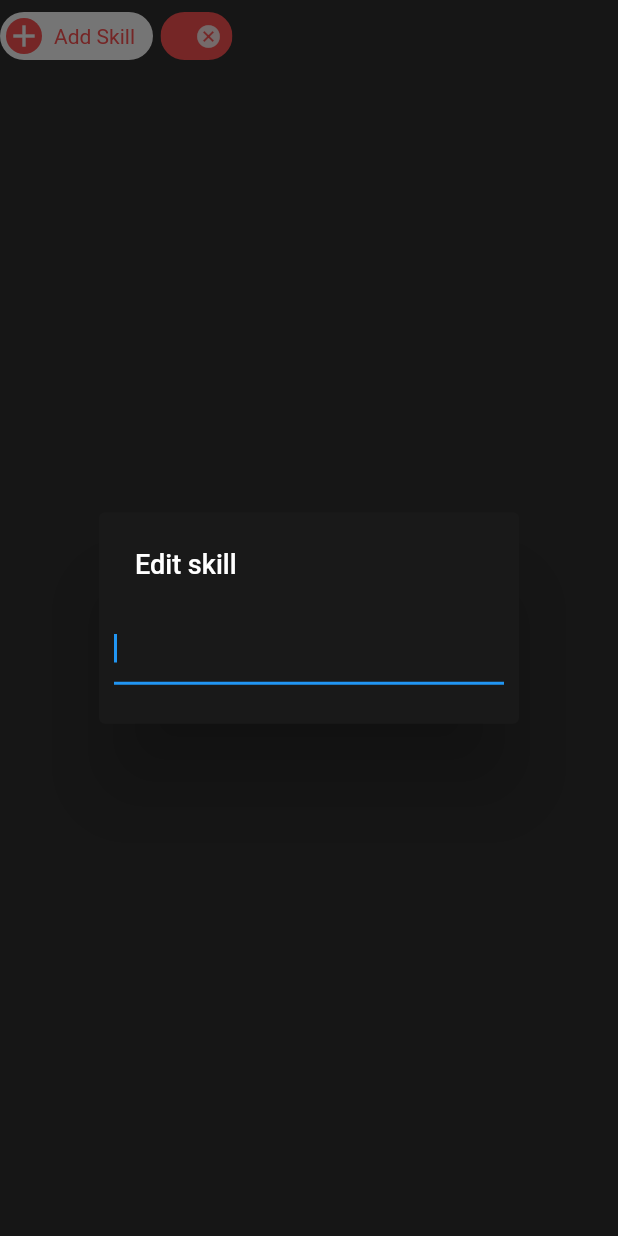
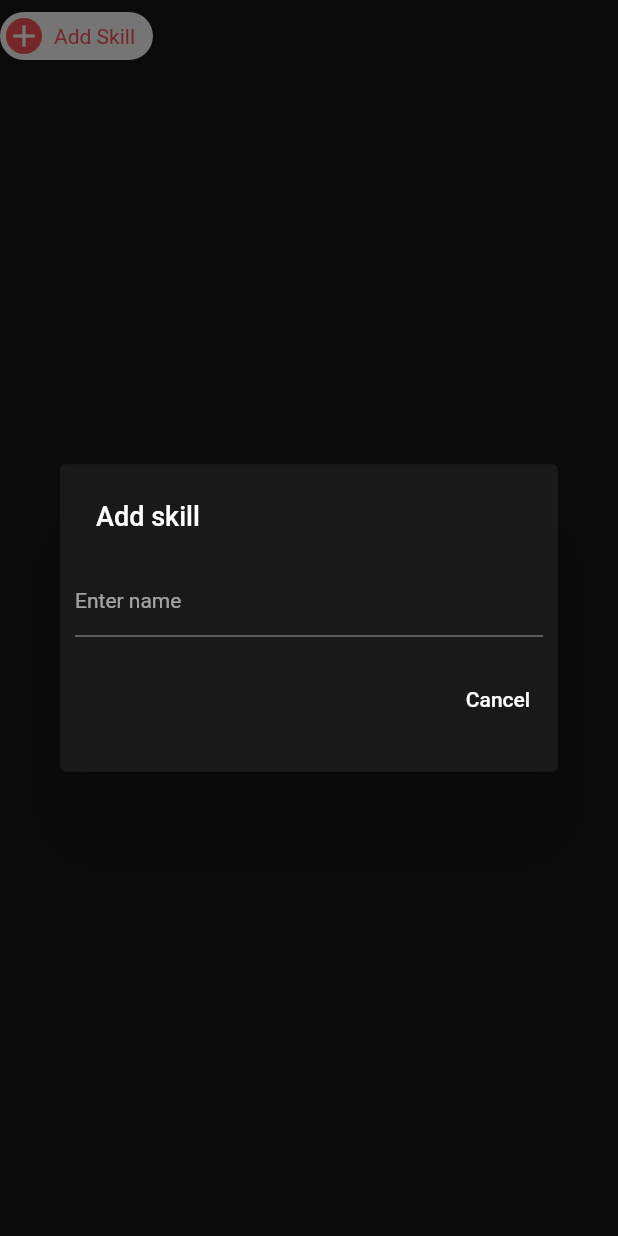
Before and after one commit to Kropie/work_journal, a Flutter app: the TagListWidget widget shown alone on an empty page, opened directly with empty values, after a tap on "Add Skill", on a phone screen of 412 x 824 dp. Run offline on Flutter 3.47's test engine with Material 2 defaults, Android fonts, the phone set to English and light mode, and no system bars; Roboto replaces fonts that are missing (Georgia); project files that could hold a hidden picture were left out.

Commit message:
* Added new widget for adding skills to work events that allows for existing skills to be selected. * Added beginnings of the drawer.

```diff
--- a/lib/main.dart
+++ b/lib/main.dart
@@ -16,6 +16,7 @@
           primaryColor: Colors.red,
           accentColor: Colors.redAccent,
           cardColor: Color.fromARGB(255, 25, 25, 25),
+          canvasColor: Color.fromARGB(255, 25, 25, 25),
           fontFamily: 'Georgia',
           floatingActionButtonTheme: FloatingActionButtonThemeData(
             foregroundColor: Colors.white,
--- /dev/null
+++ b/lib/models/object_wrapper.dart
@@ -0,0 +1,5 @@
+class ObjectWrapper<T> {
+  T value;
+
+  ObjectWrapper({this.value});
+}
--- a/lib/models/removable.dart
+++ /dev/null
@@ -1,9 +0,0 @@
-import 'package:work_journal/models/tag.dart';
-
-abstract class Removable {
-  void remove();
-}
-
-abstract class Tagged {
-  void remove(Tag tag);
-}
--- /dev/null
+++ b/lib/models/skill.dart
@@ -0,0 +1,106 @@
+import 'package:work_journal/models/work_event.dart';
+
+class Skill {
+  WorkEvent _parent;
+  String _name;
+  bool workingCopy = true;
+
+  Skill(this._parent, {String name}) : _name = name {
+    SkillsDB.instance.addSkill(this);
+  }
+
+  Skill.workingCopy(this._name) {
+    workingCopy = true;
+  }
+
+  String get name => _name;
+
+  set name(String name) {
+    if (!workingCopy && name != _name) {
+      String temp = _name;
+      _name = name;
+
+      SkillsDB.instance._evaluateName(this, temp, name);
+    } else {
+      this._name = name;
+    }
+  }
+
+  void remove() => this._parent.remove(this);
+
+  @override
+  bool operator ==(Object other) =>
+      identical(this, other) ||
+      other is Skill &&
+          runtimeType == other.runtimeType &&
+          _parent == other._parent &&
+          _name == other._name;
+
+  @override
+  int get hashCode => _parent.hashCode ^ _name.hashCode;
+}
+
+class SkillsDB {
+  static SkillsDB _instance;
+  final Map<String, List<Skill>> skillsMap = Map();
+
+  SkillsDB._internal();
+
+  static SkillsDB get instance {
+    if (_instance == null) {
+      _instance = SkillsDB._internal();
+    }
+
+    return _instance;
+  }
+
+  void _evaluateName(Skill skill, String newName, String oldName) {
+    if (skillsMap.containsKey(oldName)) {
+      List<Skill> skills = skillsMap[oldName];
+      if (skills != null) {
+        skills.remove(skill);
+
+        if (skills.isEmpty) {
+          skillsMap.remove(oldName);
+        }
+      }
+    }
+
+    skillsMap.putIfAbsent(newName, () => <Skill>[]);
+    skillsMap[newName].add(skill);
+  }
+
+  void addSkill(Skill skill) {
+    if (skillsMap[skill.name] == null) {
+      skillsMap[skill.name] = <Skill>[];
+    }
+
+    skillsMap[skill.name].add(skill);
+  }
+
+  void removeSkill(Skill skill) {
+    if (skillsMap.containsKey(skill.name)) {
+      skillsMap[skill.name].remove(skill);
+      if (skillsMap[skill.name].isEmpty) {
+        skillsMap.remove(skill.name);
+      }
+    }
+  }
+
+  ///
+  /// Gets a working copy of the skills that are currently available, avoiding
+  /// any names provided in the [excludedNames] list, if provided.
+  ///
+  List<Skill> getWorkingCopy({List<String> excludedNames}) {
+    List<Skill> copy = <Skill>[];
+
+    for (String name in skillsMap.keys) {
+      if (excludedNames != null && !excludedNames.contains(name)) {
+        copy.add(Skill.workingCopy(name));
+      }
+    }
+
+    copy.sort((a, b) => a.name.compareTo(b.name));
+    return copy;
+  }
+}
--- a/lib/models/tag.dart
+++ /dev/null
@@ -1,10 +0,0 @@
-import 'package:work_journal/models/removable.dart';
-
-class Tag<T extends Tagged> extends Removable {
-  T parent;
-  String name;
-  Tag(this.parent, {this.name = ""});
-
-  @override
-  void remove() => this.parent.remove(this);
-}
--- /dev/null
+++ b/lib/screens/components/add_skill.dart
@@ -0,0 +1,139 @@
+import 'package:flutter/material.dart';
+import 'package:work_journal/models/object_wrapper.dart';
+import 'package:work_journal/models/skill.dart';
+import 'package:work_journal/models/work_event.dart';
+
+class AddSkillDialog extends StatefulWidget {
+  final WorkEvent _workEvent;
+
+  AddSkillDialog(this._workEvent);
+
+  @override
+  _AddSkillDialogState createState() => _AddSkillDialogState(_workEvent);
+}
+
+class _AddSkillDialogState extends State<AddSkillDialog> {
+  final WorkEvent _workEvent;
+  final SkillsDB db = SkillsDB.instance;
+  List<Skill> availableSkills;
+  final Skill inWorkSkill = Skill.workingCopy("");
+  ObjectWrapper<Skill> skillWrapper;
+  TextEditingController nameController = new TextEditingController(text: "");
+
+  _AddSkillDialogState(this._workEvent) {
+    skillWrapper = ObjectWrapper(value: inWorkSkill);
+    List<String> usedNames = _workEvent.workSkills.map((s) => s.name).toList();
+    availableSkills = db.getWorkingCopy(excludedNames: usedNames);
+  }
+
+  @override
+  void initState() {
+    super.initState();
+
+    nameController.addListener(() {
+      setState(() {
+        inWorkSkill.name = nameController.text;
+
+        skillWrapper.value = inWorkSkill;
+      });
+    });
+  }
+
+  @override
+  void dispose() {
+    super.dispose();
+
+    nameController.dispose();
+  }
+
+  @override
+  Widget build(BuildContext context) {
+    SimpleDialog dialog;
+
+    dialog = SimpleDialog(
+      backgroundColor: Theme.of(context).cardColor,
+      title: Text("Add skill"),
+      children: <Widget>[
+        Container(
+          width: double.maxFinite,
+          padding: EdgeInsets.all(10.0),
+          child: SingleChildScrollView(
+            child: Column(
+              children: <Widget>[
+                TextField(
+                  decoration: InputDecoration(hintText: "Enter name"),
+                  controller: nameController,
+                  keyboardType: TextInputType.text,
+                  style: Theme.of(context).textTheme.body1,
+                ),
+                Align(
+                    alignment: Alignment.topLeft,
+                    child: Wrap(
+                      alignment: WrapAlignment.start,
+                      spacing: 5,
+                      children: availableSkills
+                          .map((s) => getSkillChip(context, s))
+                          .toList(),
+                    ))
+              ],
+            ),
+          ),
+        ),
+        ButtonBar(
+          children: _getDialogButtons(
+              context,
+              dialog,
+              _workEvent,
+              skillWrapper.value,
+              _workEvent.workSkills.map((s) => s.name).toList()),
+        )
+      ],
+    );
+
+    return dialog;
+  }
+
+  GestureDetector getSkillChip(BuildContext context, Skill skill) {
+    return GestureDetector(
+        child: Chip(
+          backgroundColor: Theme.of(context).accentColor,
+          label: Text(
+            skill.name ?? "",
+          ),
+        ),
+        onTap: () => setState(() {
+              skillWrapper.value = skill;
+            }));
+  }
+
+  List<Widget> _getDialogButtons(BuildContext context, SimpleDialog dialog,
+      WorkEvent event, Skill skill, List<String> usedSkillNames) {
+    List<Widget> buttons = <Widget>[];
+
+    bool canAdd = skill != null &&
+        skill.name.isNotEmpty &&
+        !usedSkillNames.contains(skill.name);
+
+    if (canAdd) {
+      buttons.add(RaisedButton(
+        child: Text("Add ${skill.name}"),
+        onPressed: () {
+          setState(() {
+            event.workSkills.add(Skill(event, name: skill.name));
+            Navigator.pop(context, dialog);
+          });
+        },
+      ));
+    }
+
+    buttons.add(FlatButton(
+      child: Text("Cancel"),
+      onPressed: () {
+        Navigator.pop(context, dialog);
+        SkillsDB.instance.removeSkill(skill);
+      },
+    ));
+
+    return buttons;
+  }
+}
--- a/lib/screens/components/tag_list_widget.dart
+++ b/lib/screens/components/tag_list_widget.dart
@@ -1,10 +1,11 @@
 import 'package:flutter/cupertino.dart';
 import 'package:flutter/material.dart';
-import 'package:work_journal/models/tag.dart';
+import 'package:work_journal/models/skill.dart';
 import 'package:work_journal/models/work_event.dart';
+import 'package:work_journal/screens/components/add_skill.dart';
 
 class _TagListWidgetState extends State<TagListWidget> {
-  final List<Tag> tagList;
+  final List<Skill> tagList;
   final WorkEvent parentEvent;
 
   _TagListWidgetState(this.tagList, this.parentEvent);
@@ -32,11 +33,9 @@
             child: Icon(Icons.add),
           ),
         ),
-        onTap: () => setState(() {
-          Tag newTag = Tag(parentEvent);
-          tagList.add(newTag);
-          _editTag(context, newTag);
-        }),
+        onTap: () =>
+            showDialog(context: context, child: AddSkillDialog(parentEvent))
+                .then((value) => setState(() {})),
       )
     ];
 
@@ -64,7 +63,7 @@
         ));
   }
 
-  void _editTag(BuildContext context, Tag tag) {
+  void _editTag(BuildContext context, Skill tag) {
     showDialog(
         context: context,
         builder: (BuildContext context) {
@@ -94,7 +93,7 @@
 }
 
 class TagListWidget extends StatefulWidget {
-  final List<Tag> tagList;
+  final List<Skill> tagList;
   final WorkEvent parentEvent;
 
   TagListWidget(this.tagList, this.parentEvent, {Key key}) : super(key: key);
--- a/lib/screens/work_events_screen.dart
+++ b/lib/screens/work_events_screen.dart
@@ -7,6 +7,7 @@
 class _WorkEventScreenState extends State<WorkEventScreen> {
   static const _padding = 16.0;
   int _previousLength = 0;
+  String _previousFilterName = "";
   final Filter<WorkEvent> _filter;
   final WorkEventDB db = WorkEventDB.instance;
   var count = 0;
@@ -30,10 +31,11 @@
       }
     }
 
-    if (_previousLength != db.length) {
-      key = Key("${++count}");
+    if (_previousLength != db.length || _previousFilterName != _filter.name) {
+      key = Key("${this.runtimeType}_${_filter.name}_${++count}");
     }
     _previousLength = db.length;
+    _previousFilterName = _filter.name;
 
     var expansionList = ExpansionPanelList(
       key: key,
@@ -184,8 +186,7 @@
 class WorkEventScreen extends StatefulWidget {
   final Filter<WorkEvent> _filter;
 
-  const WorkEventScreen(this._filter, {Key key})
-      : super(key: key);
+  const WorkEventScreen(this._filter, {Key key}) : super(key: key);
 
   @override
   State<StatefulWidget> createState() {
```
Also changed, not shown: lib/models/work_event.dart (+16 -24 lines), lib/screens/home_screen.dart (+50 -7 lines).
